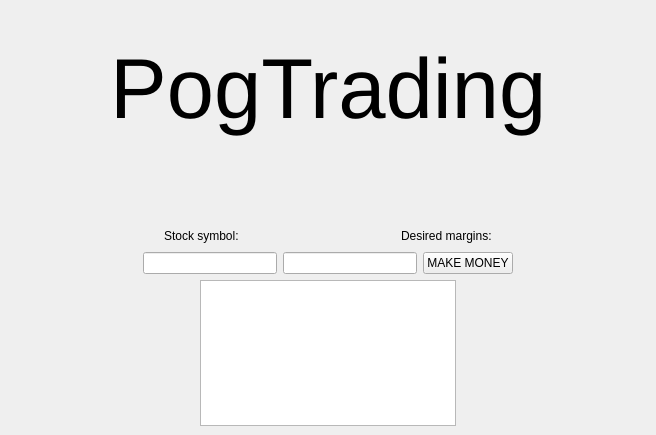
Before: the Qt Designer form mainwindow.ui in nickfontana/PogTrading, drawn with Qt 5.
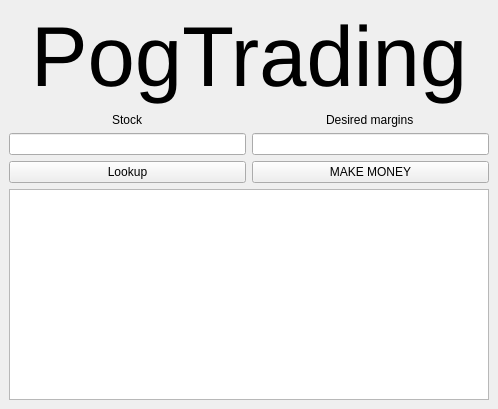
After: the same form once the commit is applied.

What changed in the file:
```diff
--- a/mainwindow.ui
+++ b/mainwindow.ui
@@ -6,8 +6,8 @@
    <rect>
     <x>0</x>
     <y>0</y>
-    <width>656</width>
-    <height>435</height>
+    <width>498</width>
+    <height>409</height>
    </rect>
   </property>
   <property name="windowTitle">
@@ -16,249 +16,104 @@
   <widget class="QWidget" name="centralwidget">
    <layout class="QGridLayout" name="gridLayout">
     <item row="0" column="0">
-     <layout class="QVBoxLayout" name="verticalLayout_3">
+     <layout class="QVBoxLayout" name="verticalLayout_5">
       <item>
-       <layout class="QVBoxLayout" name="verticalLayout_2">
+       <layout class="QVBoxLayout" name="verticalLayout_3">
         <item>
-         <layout class="QVBoxLayout" name="verticalLayout">
-          <item>
-           <spacer name="verticalSpacer_2">
-            <property name="orientation">
-             <enum>Qt::Vertical</enum>
-            </property>
-            <property name="sizeHint" stdset="0">
-             <size>
-              <width>20</width>
-              <height>40</height>
-             </size>
-            </property>
-           </spacer>
-          </item>
-          <item>
-           <layout class="QHBoxLayout" name="horizontalLayout_4">
-            <item>
-             <spacer name="horizontalSpacer_10">
-              <property name="orientation">
-               <enum>Qt::Horizontal</enum>
-              </property>
-              <property name="sizeHint" stdset="0">
-               <size>
-                <width>40</width>
-                <height>20</height>
-               </size>
-              </property>
-             </spacer>
-            </item>
-            <item>
-             <widget class="QLabel" name="label_3">
-              <property name="text">
-               <string>&lt;html&gt;&lt;head/&gt;&lt;body&gt;&lt;p&gt;&lt;span style=&quot; font-size:64pt;&quot;&gt;PogTrading&lt;/span&gt;&lt;/p&gt;&lt;/body&gt;&lt;/html&gt;</string>
-              </property>
-             </widget>
-            </item>
-            <item>
-             <spacer name="horizontalSpacer_11">
-              <property name="orientation">
-               <enum>Qt::Horizontal</enum>
-              </property>
-              <property name="sizeHint" stdset="0">
-               <size>
-                <width>40</width>
-                <height>20</height>
-               </size>
-              </property>
-             </spacer>
-            </item>
-           </layout>
-          </item>
-          <item>
-           <spacer name="verticalSpacer">
-            <property name="orientation">
-             <enum>Qt::Vertical</enum>
-            </property>
-            <property name="sizeHint" stdset="0">
-             <size>
-              <width>20</width>
-              <height>40</height>
-             </size>
-            </property>
-           </spacer>
-          </item>
-         </layout>
-        </item>
-        <item>
-         <spacer name="verticalSpacer_3">
-          <property name="orientation">
-           <enum>Qt::Vertical</enum>
+         <widget class="QLabel" name="label_3">
+          <property name="layoutDirection">
+           <enum>Qt::LeftToRight</enum>
           </property>
-          <property name="sizeHint" stdset="0">
-           <size>
-            <width>20</width>
-            <height>40</height>
-           </size>
+          <property name="text">
+           <string>&lt;html&gt;&lt;head/&gt;&lt;body&gt;&lt;p&gt;&lt;span style=&quot; font-size:64pt;&quot;&gt;PogTrading&lt;/span&gt;&lt;/p&gt;&lt;/body&gt;&lt;/html&gt;</string>
           </property>
-         </spacer>
-        </item>
-        <item>
-         <spacer name="verticalSpacer_4">
-          <property name="orientation">
-           <enum>Qt::Vertical</enum>
+          <property name="alignment">
+           <set>Qt::AlignCenter</set>
           </property>
-          <property name="sizeHint" stdset="0">
-           <size>
-            <width>20</width>
-            <height>40</height>
-           </size>
-          </property>
-         </spacer>
-        </item>
-        <item>
-         <layout class="QHBoxLayout" name="horizontalLayout">
-          <item>
-           <spacer name="horizontalSpacer">
-            <property name="orientation">
-             <enum>Qt::Horizontal</enum>
-            </property>
-            <property name="sizeHint" stdset="0">
-             <size>
-              <width>40</width>
-              <height>20</height>
-             </size>
-            </property>
-           </spacer>
-          </item>
-          <item>
-           <widget class="QLabel" name="label">
-            <property name="text">
-             <string>Stock symbol:</string>
-            </property>
-           </widget>
-          </item>
-          <item>
-           <spacer name="horizontalSpacer_2">
-            <property name="orientation">
-             <enum>Qt::Horizontal</enum>
-            </property>
-            <property name="sizeHint" stdset="0">
-             <size>
-              <width>10</width>
-              <height>20</height>
-             </size>
-            </property>
-           </spacer>
-          </item>
-          <item>
-           <widget class="QLabel" name="label_2">
-            <property name="text">
-             <string>Desired margins:</string>
-            </property>
-           </widget>
-          </item>
-          <item>
-           <spacer name="horizontalSpacer_3">
-            <property name="orientation">
-             <enum>Qt::Horizontal</enum>
-            </property>
-            <property name="sizeHint" stdset="0">
-             <size>
-              <width>40</width>
-              <height>20</height>
-             </size>
-            </property>
-           </spacer>
-          </item>
-         </layout>
-        </item>
-        <item>
-         <layout class="QHBoxLayout" name="horizontalLayout_2">
-          <item>
-           <spacer name="horizontalSpacer_4">
-            <property name="orientation">
-             <enum>Qt::Horizontal</enum>
-            </property>
-            <property name="sizeHint" stdset="0">
-             <size>
-              <width>40</width>
-              <height>20</height>
-             </size>
-            </property>
-           </spacer>
-          </item>
-          <item>
-           <widget class="QLineEdit" name="stockSymbol"/>
-          </item>
-          <item>
-           <widget class="QLineEdit" name="desiredMargins"/>
-          </item>
-          <item>
-           <widget class="QPushButton" name="MakeMoneyButton">
-            <property name="text">
-             <string>MAKE MONEY</string>
-            </property>
-           </widget>
-          </item>
-          <item>
-           <spacer name="horizontalSpacer_6">
-            <property name="orientation">
-             <enum>Qt::Horizontal</enum>
-            </property>
-            <property name="sizeHint" stdset="0">
-             <size>
-              <width>40</width>
-              <height>20</height>
-             </size>
-            </property>
-           </spacer>
-          </item>
-         </layout>
+         </widget>
         </item>
        </layout>
       </item>
       <item>
-       <spacer name="verticalSpacer_5">
+       <widget class="QSplitter" name="splitter">
         <property name="orientation">
          <enum>Qt::Vertical</enum>
         </property>
-        <property name="sizeHint" stdset="0">
-         <size>
-          <width>20</width>
-          <height>40</height>
-         </size>
-        </property>
-       </spacer>
-      </item>
-      <item>
-       <layout class="QHBoxLayout" name="horizontalLayout_3">
-        <item>
-         <spacer name="horizontalSpacer_8">
-          <property name="orientation">
-           <enum>Qt::Horizontal</enum>
-          </property>
-          <property name="sizeHint" stdset="0">
-           <size>
-            <width>40</width>
-            <height>20</height>
-           </size>
-          </property>
-         </spacer>
-        </item>
-        <item>
-         <widget class="QTextBrowser" name="OutputText"/>
-        </item>
-        <item>
-         <spacer name="horizontalSpacer_9">
-          <property name="orientation">
-           <enum>Qt::Horizontal</enum>
-          </property>
-          <property name="sizeHint" stdset="0">
-           <size>
-            <width>40</width>
-            <height>20</height>
-           </size>
-          </property>
-         </spacer>
-        </item>
-       </layout>
+        <widget class="QWidget" name="layoutWidget">
+         <layout class="QVBoxLayout" name="verticalLayout_4">
+          <item>
+           <layout class="QHBoxLayout" name="horizontalLayout_2">
+            <item>
+             <layout class="QVBoxLayout" name="verticalLayout">
+              <item alignment="Qt::AlignHCenter">
+               <widget class="QLabel" name="label">
+                <property name="maximumSize">
+                 <size>
+                  <width>90</width>
+                  <height>16777215</height>
+                 </size>
+                </property>
+                <property name="autoFillBackground">
+                 <bool>false</bool>
+                </property>
+                <property name="text">
+                 <string>Stock</string>
+                </property>
+                <property name="buddy">
+                 <cstring>stockSymbol</cstring>
+                </property>
+               </widget>
+              </item>
+              <item>
+               <widget class="QLineEdit" name="stockSymbol"/>
+              </item>
+              <item>
+               <widget class="QPushButton" name="lookupButton">
+                <property name="text">
+                 <string>Lookup</string>
+                </property>
+               </widget>
+              </item>
+             </layout>
+            </item>
+            <item>
+             <layout class="QVBoxLayout" name="verticalLayout_2">
+              <item alignment="Qt::AlignHCenter">
+               <widget class="QLabel" name="label_2">
+                <property name="maximumSize">
+                 <size>
+                  <width>110</width>
+                  <height>16</height>
+                 </size>
+                </property>
+                <property name="text">
+                 <string>Desired margins</string>
+                </property>
+                <property name="buddy">
+                 <cstring>desiredMargins</cstring>
+                </property>
+               </widget>
+              </item>
+              <item>
+               <widget class="QLineEdit" name="desiredMargins"/>
+              </item>
+              <item>
+               <widget class="QPushButton" name="MakeMoneyButton">
+                <property name="text">
+                 <string>MAKE MONEY</string>
+                </property>
+               </widget>
+              </item>
+             </layout>
+            </item>
+           </layout>
+          </item>
+          <item>
+           <widget class="QTextBrowser" name="OutputText"/>
+          </item>
+         </layout>
+        </widget>
+       </widget>
       </item>
      </layout>
     </item>
```
Left out of the diff: 7 changed lines with no effect on the pictures.
